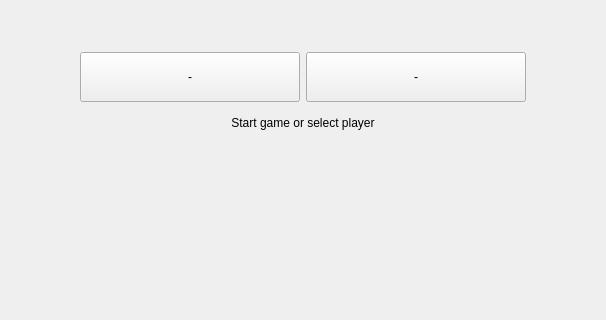
The window that src/widget.ui (elvisxiaozhi/For-English-Learner) describes before a commit, drawn with Qt 5; both pictures show x 97 to 703 and y 0 to 320 of the 800 by 500 pixel window.
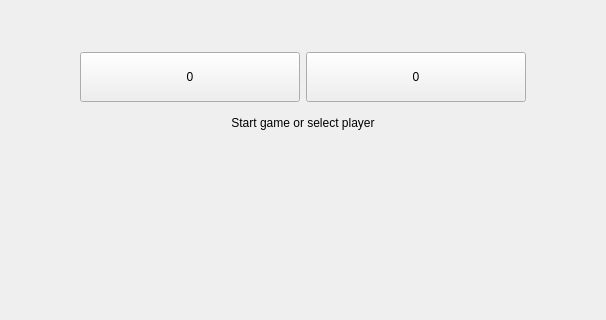
The same window after the commit.

Diff of the .ui file:
```diff
--- a/src/widget.ui
+++ b/src/widget.ui
@@ -97,7 +97,7 @@
         <enum>Qt::RightToLeft</enum>
        </property>
        <property name="text">
-        <string>-</string>
+        <string>0</string>
        </property>
        <property name="toolButtonStyle">
         <enum>Qt::ToolButtonTextBesideIcon</enum>
@@ -116,7 +116,7 @@
         <enum>Qt::RightToLeft</enum>
        </property>
        <property name="text">
-        <string>-</string>
+        <string>0</string>
        </property>
        <property name="toolButtonStyle">
         <enum>Qt::ToolButtonTextBesideIcon</enum>
```
